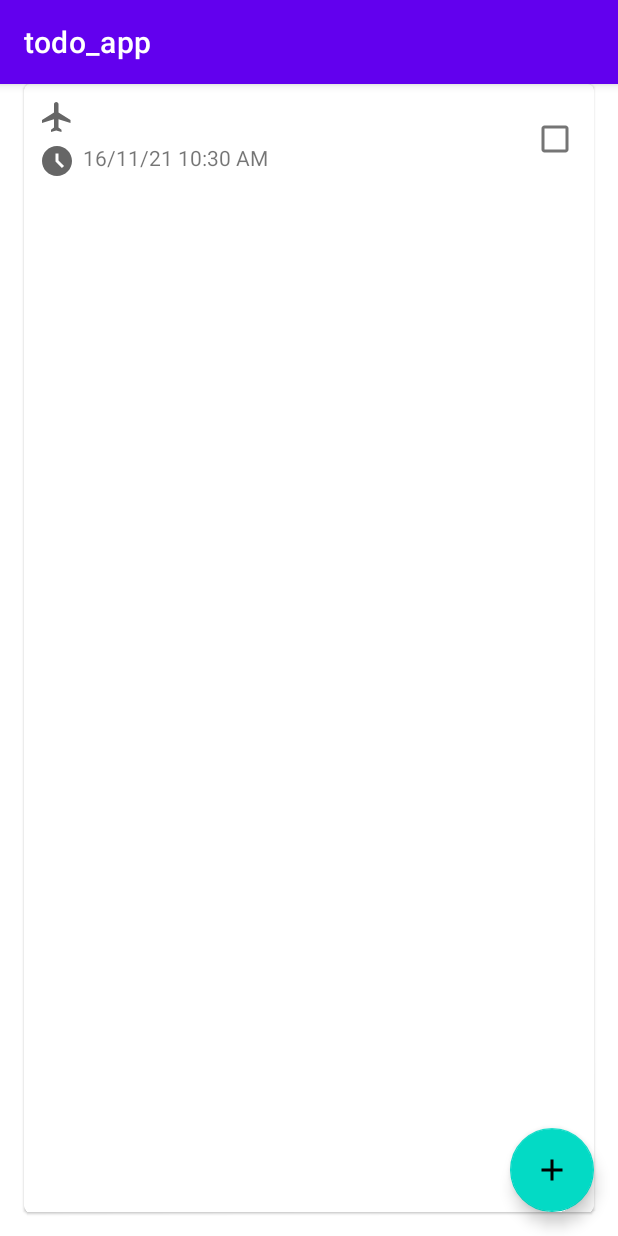
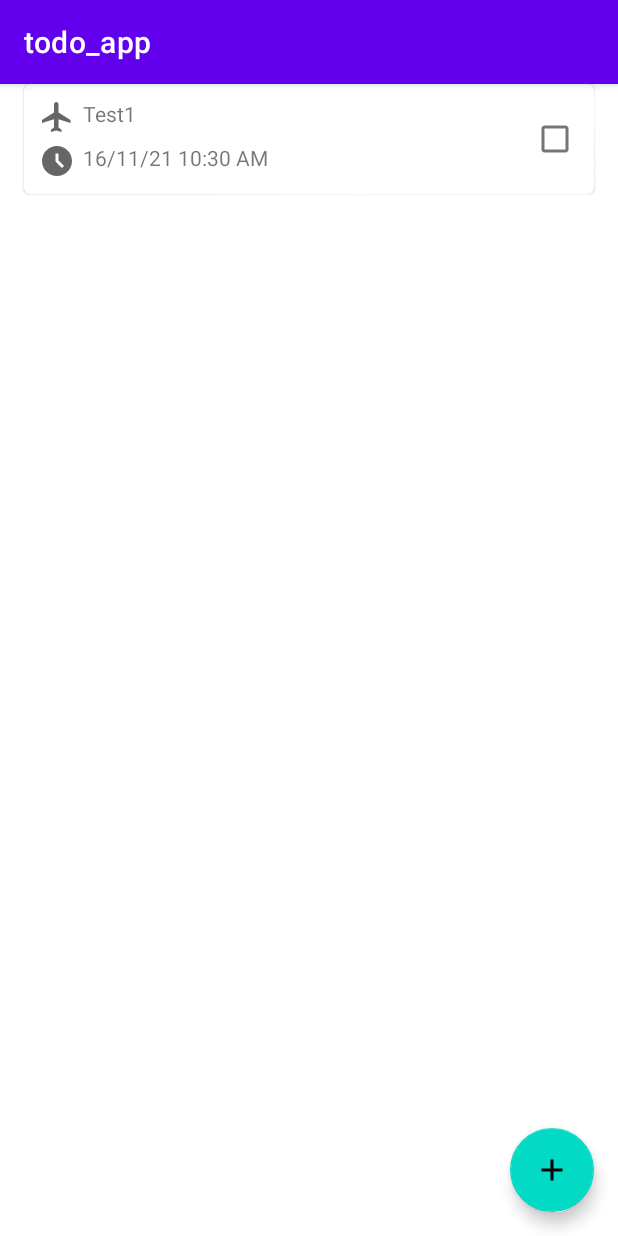
Before and after one commit to IvanCastillo-F/ToDo_App, an Android app: the screen it shows after launch (MainActivity), after a tap on an icon or button, on a phone screen of 412 x 824 dp. Run offline under Robolectric (Android 15) with nearby library versions, the phone set to English and light mode, and no system bars.

Commit message:
2 bugs resueltos
Se soluciono el error que daba al dar save cuando no había datos y el de poder seleccionar fechas anteriores en el datepicker.

```diff
--- a/app/src/main/java/com/alex_ia/todo_app/MainActivity.kt
+++ b/app/src/main/java/com/alex_ia/todo_app/MainActivity.kt
@@ -24,8 +24,8 @@ class MainActivity : AppCompatActivity() {
 
     private lateinit var adapter: TaskAdapter
     private var tasks = mutableListOf(
-        Task(0,"","", LocalDateTime.now()),
-        Task(1,"","", LocalDateTime.now())
+        Task(0,"Test","hello world", LocalDateTime.now()),
+        Task(1,"Test1","Hello wold", LocalDateTime.now())
     )
 
     override fun onCreate(savedInstanceState: Bundle?) {
--- a/app/src/main/res/layout/task_row.xml
+++ b/app/src/main/res/layout/task_row.xml
@@ -1,7 +1,7 @@
 <?xml version="1.0" encoding="utf-8"?>
 <com.google.android.material.card.MaterialCardView xmlns:android="http://schemas.android.com/apk/res/android"
     android:layout_width="match_parent"
-    android:layout_height="match_parent"
+    android:layout_height="wrap_content"
     xmlns:app="http://schemas.android.com/apk/res-auto"
     xmlns:tools="http://schemas.android.com/tools"
     android:layout_marginStart="16dp"
```
Also changed, not shown: app/src/main/java/com/alex_ia/todo_app/FormActivity.kt (+14 -6 lines).
